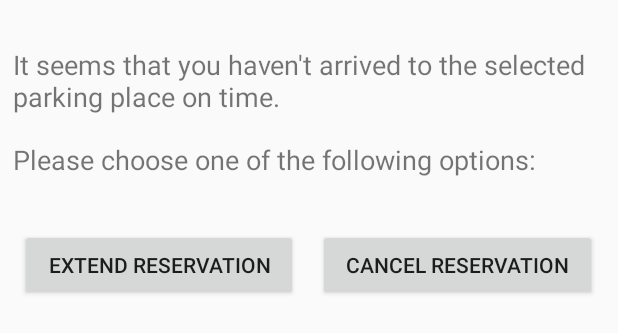
After one commit to AronBakaBalint/licenta, an Android app: the layout reservation_extension_dialog.xml on its own in the app's theme, with its tools: preview values and no code run, on a phone screen of 412 x 824 dp. The commit adds this screen. Shown: the top 333 px of the screen. Run offline under Robolectric (Android 15) with nearby library versions, the phone set to English and light mode, and no system bars.

Commit message:
finished reservation extension and cancelation

```diff
--- a/backend/src/main/java/aron/utcn/licenta/controller/ParkingPlaceController.java
+++ b/backend/src/main/java/aron/utcn/licenta/controller/ParkingPlaceController.java
@@ -25,6 +25,6 @@ public class ParkingPlaceController {
 	@GetMapping("/parking/{id}")
 	public MessageDto getParkingPlaceStatus(@PathVariable Integer id) {
 		ParkingPlaceDto parkingPlace = parkingPlaceService.findById(id);
-		return new MessageDto(parkingPlace.getStatus()+id);
+		return new MessageDto(parkingPlace.getStatus());
 	}
 }
--- a/backend/src/main/java/aron/utcn/licenta/repository/ParkingPlaceRepository.java
+++ b/backend/src/main/java/aron/utcn/licenta/repository/ParkingPlaceRepository.java
@@ -13,4 +13,6 @@ public interface ParkingPlaceRepository {
 	public void save(ParkingPlace parkingPlace);
 
 	public ParkingPlace findById(int id);
+
+	public void free(int parkingPlaceId);
 }
--- a/backend/src/main/java/aron/utcn/licenta/service/ReservationManagementService.java
+++ b/backend/src/main/java/aron/utcn/licenta/service/ReservationManagementService.java
@@ -6,4 +6,6 @@ public interface ReservationManagementService {
 
 	public void reserveParkingPlace(ReservationDto reservation);
 
+	public void cancelReservation(int parkingPlaceId);
+
 }
--- a/backend/src/main/java/aron/utcn/licenta/service/impl/ReservationManagementServiceImpl.java
+++ b/backend/src/main/java/aron/utcn/licenta/service/impl/ReservationManagementServiceImpl.java
@@ -32,4 +32,10 @@ public class ReservationManagementServiceImpl implements ReservationManagementSe
 		parkingPlaceRespository.makeReservation(parkingPlaceId, licensePlate);
 	}
 
+	@Override
+	@Transactional
+	public void cancelReservation(int parkingPlaceId) {
+		parkingPlaceRespository.free(parkingPlaceId);
+	}
+
 }
--- /dev/null
+++ b/mobile_app/app/src/main/java/com/example/licenta_mobile/Global.java
@@ -0,0 +1,5 @@
+package com.example.licenta_mobile;
+
+public class Global {
+    public static int parkinPlaceId;
+}
--- a/mobile_app/app/src/main/java/com/example/licenta_mobile/rest/ReservationService.java
+++ b/mobile_app/app/src/main/java/com/example/licenta_mobile/rest/ReservationService.java
@@ -8,6 +8,7 @@ import java.util.List;
 
 import retrofit2.Call;
 import retrofit2.http.Body;
+import retrofit2.http.DELETE;
 import retrofit2.http.GET;
 import retrofit2.http.Header;
 import retrofit2.http.Headers;
@@ -26,4 +27,8 @@ public interface ReservationService {
     @GET("/parking/{id}")
     @Headers({ "Content-Type: application/json" } )
     Call<MessageDto> getReservationStatus (@Header("Authorization") String auth, @Path("id") Integer id);
+
+    @DELETE("/reservation/{id}")
+    @Headers({ "Content-Type: application/json" } )
+    Call<MessageDto> cancelReservation (@Header("Authorization") String auth, @Path("id") Integer id);
 }
--- /dev/null
+++ b/mobile_app/app/src/main/res/layout/reservation_extension_dialog.xml
@@ -0,0 +1,68 @@
+<?xml version="1.0" encoding="utf-8"?>
+<LinearLayout xmlns:android="http://schemas.android.com/apk/res/android"
+    android:orientation="vertical" android:layout_width="match_parent"
+    android:layout_height="match_parent">
+
+    <Space
+        android:layout_width="match_parent"
+        android:layout_height="22dp" />
+
+    <TextView
+        android:id="@+id/textView14"
+        android:layout_width="match_parent"
+        android:layout_height="wrap_content"
+        android:textSize="8pt"
+        android:layout_margin="4pt"
+        android:gravity="fill"
+        android:text="It seems that you haven't arrived to the selected parking place on time." />
+
+    <TextView
+        android:id="@+id/textView15"
+        android:layout_width="match_parent"
+        android:layout_height="wrap_content"
+        android:textSize="8pt"
+        android:layout_margin="4pt"
+        android:gravity="fill"
+        android:text="Please choose one of the following options:" />
+
+    <Space
+        android:layout_width="match_parent"
+        android:layout_height="25dp" />
+
+    <LinearLayout
+        android:layout_width="match_parent"
+        android:layout_height="72dp"
+        android:orientation="horizontal">
+
+        <Space
+            android:layout_width="wrap_content"
+            android:layout_height="wrap_content"
+            android:layout_weight="1" />
+
+        <Button
+            android:id="@+id/button4"
+            android:layout_width="wrap_content"
+            android:layout_height="wrap_content"
+            android:layout_weight="1"
+            android:onClick="extendReservation"
+            android:text="Extend reservation" />
+
+        <Space
+            android:layout_width="wrap_content"
+            android:layout_height="wrap_content"
+            android:layout_weight="1" />
+
+        <Button
+            android:id="@+id/button5"
+            android:layout_width="wrap_content"
+            android:layout_height="wrap_content"
+            android:layout_weight="1"
+            android:onClick="cancelReservation"
+            android:text="Cancel reservation" />
+
+        <Space
+            android:layout_width="wrap_content"
+            android:layout_height="wrap_content"
+            android:layout_weight="1" />
+    </LinearLayout>
+</LinearLayout>
```
Also changed, not shown: backend/src/main/java/aron/utcn/licenta/controller/ReservationController.java (+8 -0 lines), backend/src/main/java/aron/utcn/licenta/repository/impl/ParkingPlaceRepositoryImpl.java (+7 -0 lines), mobile_app/app/src/main/java/com/example/licenta_mobile/ParkingActivity.java (+5 -5 lines), mobile_app/app/src/main/java/com/example/licenta_mobile/ReservationExtensionActivity.java (+124 -1 lines), mobile_app/app/src/main/java/com/example/licenta_mobile/dialog/ReservationExtensionDialog.java (+14 -0 lines), mobile_app/app/src/main/res/layout/activity_reservation_extension.xml (+1 -10 lines).
